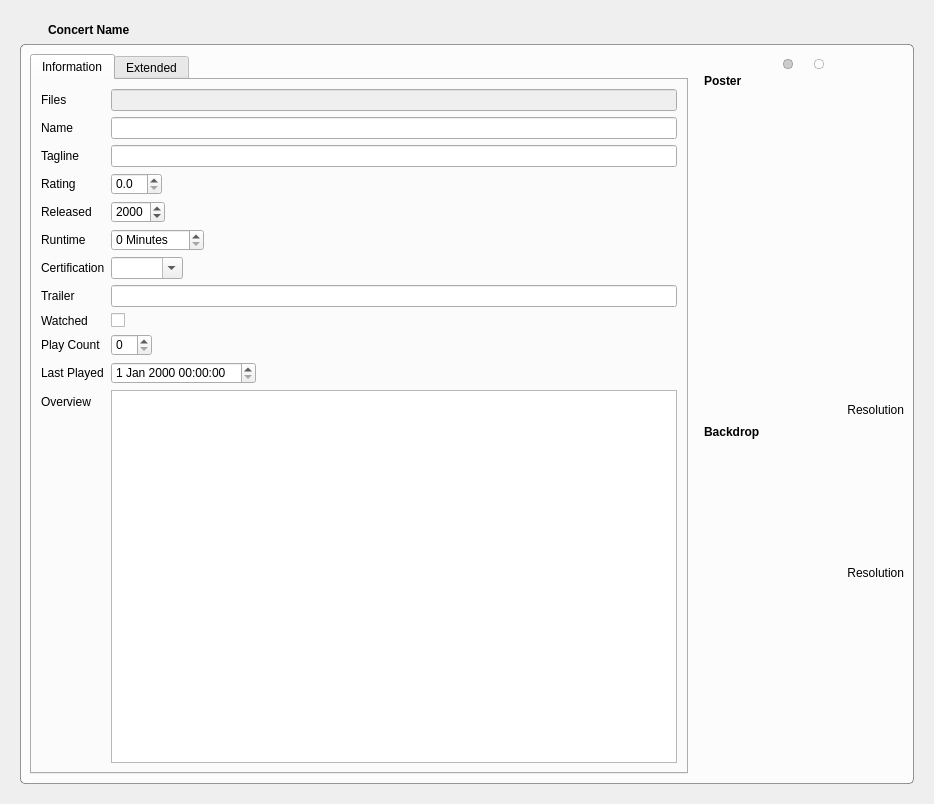
First picture: the form in concerts/ConcertWidget.ui, repository Komet/MediaElch, before the edit.
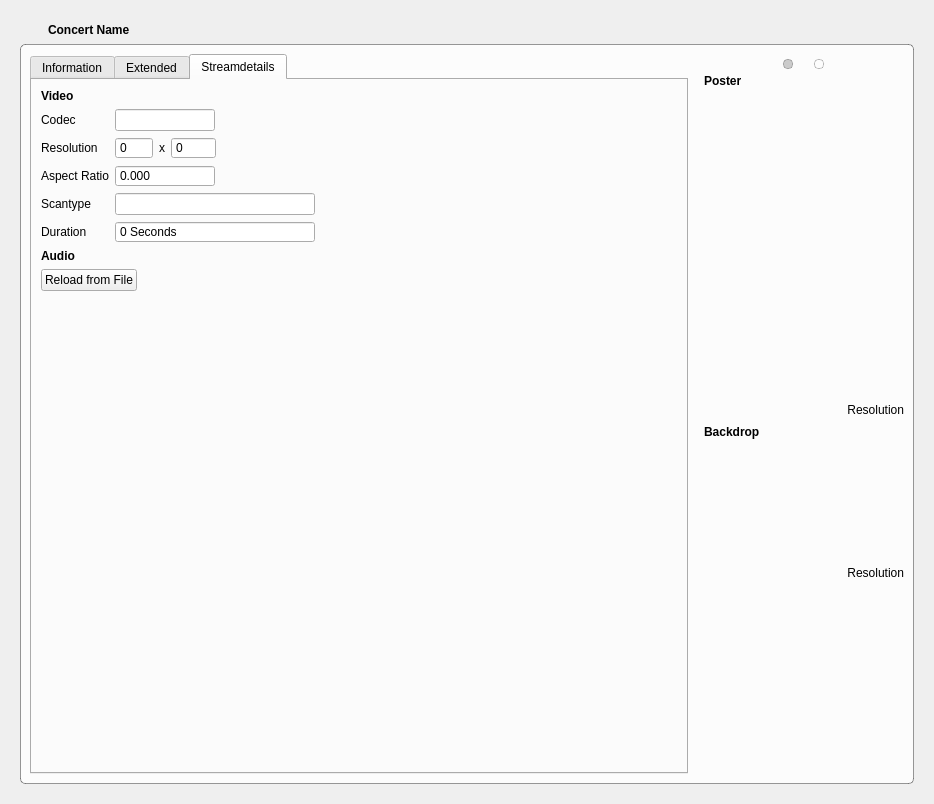
Second picture: the form after the edit. The open tabs and pages were chosen to show the change. Icons and pictures are not drawn. Custom widgets are drawn as their Qt base class.

Commit message: Fixes #110 Added support for streamdetails with libmediainfo

```diff
--- a/concerts/ConcertWidget.ui
+++ b/concerts/ConcertWidget.ui
@@ -379,6 +379,218 @@
             </item>
            </layout>
           </widget>
+          <widget class="QWidget" name="tab_3">
+           <attribute name="title">
+            <string>Streamdetails</string>
+           </attribute>
+           <layout class="QVBoxLayout" name="verticalLayout_7">
+            <item>
+             <layout class="QGridLayout" name="streamDetails">
+              <item row="3" column="0">
+               <widget class="QLabel" name="label_29">
+                <property name="text">
+                 <string>Aspect Ratio</string>
+                </property>
+               </widget>
+              </item>
+              <item row="4" column="0">
+               <widget class="QLabel" name="label_32">
+                <property name="text">
+                 <string>Scantype</string>
+                </property>
+               </widget>
+              </item>
+              <item row="1" column="1">
+               <widget class="QLineEdit" name="videoCodec">
+                <property name="maximumSize">
+                 <size>
+                  <width>100</width>
+                  <height>16777215</height>
+                 </size>
+                </property>
+               </widget>
+              </item>
+              <item row="2" column="0">
+               <widget class="QLabel" name="label_28">
+                <property name="text">
+                 <string>Resolution</string>
+                </property>
+               </widget>
+              </item>
+              <item row="1" column="0">
+               <widget class="QLabel" name="label_31">
+                <property name="text">
+                 <string>Codec</string>
+                </property>
+               </widget>
+              </item>
+              <item row="3" column="1">
+               <widget class="QDoubleSpinBox" name="videoAspectRatio">
+                <property name="maximumSize">
+                 <size>
+                  <width>100</width>
+                  <height>16777215</height>
+                 </size>
+                </property>
+                <property name="buttonSymbols">
+                 <enum>QAbstractSpinBox::NoButtons</enum>
+                </property>
+                <property name="decimals">
+                 <number>3</number>
+                </property>
+               </widget>
+              </item>
+              <item row="2" column="1">
+               <layout class="QHBoxLayout" name="horizontalLayout_16">
+                <item>
+                 <widget class="QSpinBox" name="videoWidth">
+                  <property name="buttonSymbols">
+                   <enum>QAbstractSpinBox::NoButtons</enum>
+                  </property>
+                  <property name="maximum">
+                   <number>9999</number>
+                  </property>
+                 </widget>
+                </item>
+                <item>
+                 <widget class="QLabel" name="label_30">
+                  <property name="text">
+                   <string>x</string>
+                  </property>
+                 </widget>
+                </item>
+                <item>
+                 <widget class="QSpinBox" name="videoHeight">
+                  <property name="buttonSymbols">
+                   <enum>QAbstractSpinBox::NoButtons</enum>
+                  </property>
+                  <property name="maximum">
+                   <number>99999</number>
+                  </property>
+                 </widget>
+                </item>
+                <item>
+                 <spacer name="horizontalSpacer_10">
+                  <property name="orientation">
+                   <enum>Qt::Horizontal</enum>
+                  </property>
+                  <property name="sizeHint" stdset="0">
+                   <size>
+                    <width>40</width>
+                    <height>20</height>
+                   </size>
+                  </property>
+                 </spacer>
+                </item>
+               </layout>
+              </item>
+              <item row="6" column="0">
+               <widget class="QLabel" name="labelStreamDetailsAudio">
+                <property name="font">
+                 <font>
+                  <weight>75</weight>
+                  <bold>true</bold>
+                 </font>
+                </property>
+                <property name="text">
+                 <string>Audio</string>
+                </property>
+               </widget>
+              </item>
+              <item row="0" column="0">
+               <widget class="QLabel" name="label_27">
+                <property name="font">
+                 <font>
+                  <weight>75</weight>
+                  <bold>true</bold>
+                 </font>
+                </property>
+                <property name="text">
+                 <string>Video</string>
+                </property>
+               </widget>
+              </item>
+              <item row="4" column="1">
+               <widget class="QLineEdit" name="videoScantype">
+                <property name="maximumSize">
+                 <size>
+                  <width>200</width>
+                  <height>16777215</height>
+                 </size>
+                </property>
+               </widget>
+              </item>
+              <item row="5" column="0">
+               <widget class="QLabel" name="label_33">
+                <property name="text">
+                 <string>Duration</string>
+                </property>
+               </widget>
+              </item>
+              <item row="5" column="1">
+               <widget class="QSpinBox" name="videoDuration">
+                <property name="maximumSize">
+                 <size>
+                  <width>200</width>
+                  <height>16777215</height>
+                 </size>
+                </property>
+                <property name="buttonSymbols">
+                 <enum>QAbstractSpinBox::NoButtons</enum>
+                </property>
+                <property name="suffix">
+                 <string> Seconds</string>
+                </property>
+                <property name="maximum">
+                 <number>99999</number>
+                </property>
+               </widget>
+              </item>
+             </layout>
+            </item>
+            <item>
+             <layout class="QHBoxLayout" name="horizontalLayout_17">
+              <item>
+               <widget class="QPushButton" name="buttonReloadStreamDetails">
+                <property name="text">
+                 <string>Reload from File</string>
+                </property>
+                <property name="icon">
+                 <iconset resource="../MediaElch.qrc">
+                  <normaloff>:/img/arrow_circle_right.png</normaloff>:/img/arrow_circle_right.png</iconset>
+                </property>
+               </widget>
+              </item>
+              <item>
+               <spacer name="horizontalSpacer_9">
+                <property name="orientation">
+                 <enum>Qt::Horizontal</enum>
+                </property>
+                <property name="sizeHint" stdset="0">
+                 <size>
+                  <width>40</width>
+                  <height>20</height>
+                 </size>
+                </property>
+               </spacer>
+              </item>
+             </layout>
+            </item>
+            <item>
+             <spacer name="verticalSpacer_8">
+              <property name="orientation">
+               <enum>Qt::Vertical</enum>
+              </property>
+              <property name="sizeHint" stdset="0">
+               <size>
+                <width>20</width>
+                <height>386</height>
+               </size>
+              </property>
+             </spacer>
+            </item>
+           </layout>
+          </widget>
          </widget>
         </item>
         <item>
```
The commit also changes 27 other files.
